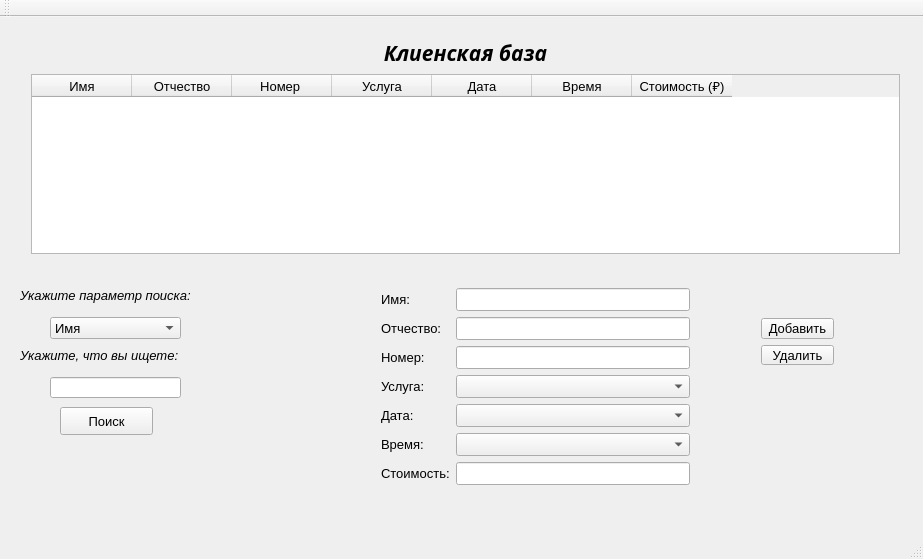
Old version of the form Final_Version_CourceWork/mainwindow.ui in the repository Spooxion/-hairdresser_search_system.
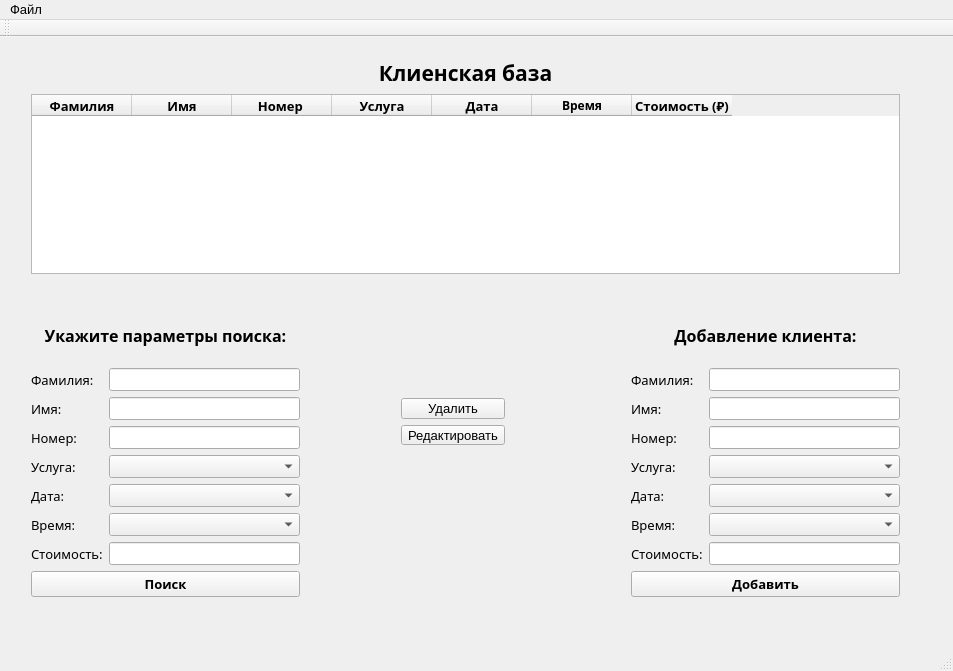
New version of the form.

Commit message: Add Menu. Work with time.

```diff
--- a/Final_Version_CourceWork/mainwindow.ui
+++ b/Final_Version_CourceWork/mainwindow.ui
@@ -6,8 +6,8 @@
    <rect>
     <x>0</x>
     <y>0</y>
-    <width>923</width>
-    <height>559</height>
+    <width>953</width>
+    <height>671</height>
    </rect>
   </property>
   <property name="font">
@@ -22,98 +22,6 @@
    <bool>false</bool>
   </property>
   <widget class="QWidget" name="centralWidget">
-   <widget class="QComboBox" name="comboBox_serch">
-    <property name="geometry">
-     <rect>
-      <x>50</x>
-      <y>300</y>
-      <width>131</width>
-      <height>22</height>
-     </rect>
-    </property>
-    <item>
-     <property name="text">
-      <string>Имя</string>
-     </property>
-    </item>
-    <item>
-     <property name="text">
-      <string>Отчество</string>
-     </property>
-    </item>
-    <item>
-     <property name="text">
-      <string>Номер телефона</string>
-     </property>
-    </item>
-    <item>
-     <property name="text">
-      <string>Услуга</string>
-     </property>
-    </item>
-    <item>
-     <property name="text">
-      <string>Дата</string>
-     </property>
-    </item>
-    <item>
-     <property name="text">
-      <string>Время</string>
-     </property>
-    </item>
-    <item>
-     <property name="text">
-      <string>Стоимость</string>
-     </property>
-    </item>
-   </widget>
-   <widget class="QLabel" name="label_7">
-    <property name="geometry">
-     <rect>
-      <x>20</x>
-      <y>270</y>
-      <width>221</width>
-      <height>16</height>
-     </rect>
-    </property>
-    <property name="font">
-     <font>
-      <pointsize>10</pointsize>
-      <weight>50</weight>
-      <italic>true</italic>
-      <bold>false</bold>
-     </font>
-    </property>
-    <property name="text">
-     <string>Укажите параметр поиска:</string>
-    </property>
-   </widget>
-   <widget class="QWidget" name="layoutWidget">
-    <property name="geometry">
-     <rect>
-      <x>750</x>
-      <y>290</y>
-      <width>95</width>
-      <height>69</height>
-     </rect>
-    </property>
-    <layout class="QVBoxLayout" name="verticalLayout_2">
-     <item>
-      <widget class="QPushButton" name="pushButton">
-       <property name="text">
-        <string>Добавить</string>
-       </property>
-      </widget>
-     </item>
-     <item>
-      <widget class="QPushButton" name="pushButton_2">
-       <property name="text">
-        <string>Удалить</string>
-       </property>
-      </widget>
-     </item>
-    </layout>
-   </widget>
    <widget class="QWidget" name="layoutWidget">
     <property name="geometry">
      <rect>
@@ -131,7 +39,7 @@
          <family>Sitka Banner</family>
          <pointsize>16</pointsize>
          <weight>75</weight>
-         <italic>true</italic>
+         <italic>false</italic>
          <bold>true</bold>
         </font>
        </property>
@@ -150,38 +58,88 @@
       <widget class="QTableWidget" name="tableWidget">
        <column>
         <property name="text">
-         <string>Имя</string>
+         <string>Фамилия</string>
+        </property>
+        <property name="font">
+         <font>
+          <family>Sitka Text</family>
+          <weight>75</weight>
+          <bold>true</bold>
+         </font>
         </property>
        </column>
        <column>
         <property name="text">
-         <string>Отчество</string>
+         <string>Имя</string>
+        </property>
+        <property name="font">
+         <font>
+          <family>Sitka Text</family>
+          <weight>75</weight>
+          <bold>true</bold>
+         </font>
         </property>
        </column>
        <column>
         <property name="text">
          <string>Номер </string>
         </property>
+        <property name="font">
+         <font>
+          <family>Sitka Text</family>
+          <weight>75</weight>
+          <bold>true</bold>
+         </font>
+        </property>
        </column>
        <column>
         <property name="text">
          <string>Услуга</string>
         </property>
+        <property name="font">
+         <font>
+          <family>Sitka Text</family>
+          <weight>75</weight>
+          <bold>true</bold>
+         </font>
+        </property>
        </column>
        <column>
         <property name="text">
          <string>Дата</string>
         </property>
+        <property name="font">
+         <font>
+          <family>Sitka Text</family>
+          <weight>75</weight>
+          <bold>true</bold>
+         </font>
+        </property>
        </column>
        <column>
         <property name="text">
          <string>Время</string>
         </property>
+        <property name="font">
+         <font>
+          <family>Sitka Text</family>
+          <pointsize>9</pointsize>
+          <weight>75</weight>
+          <bold>true</bold>
+         </font>
+        </property>
        </column>
        <column>
         <property name="text">
          <string>Cтоимость (₽)</string>
         </property>
+        <property name="font">
+         <font>
+          <family>Sitka Text</family>
+          <weight>75</weight>
+          <bold>true</bold>
+         </font>
+        </property>
        </column>
       </widget>
      </item>
@@ -190,17 +148,45 @@
    <widget class="QWidget" name="layoutWidget">
     <property name="geometry">
      <rect>
-      <x>370</x>
+      <x>620</x>
       <y>260</y>
-      <width>331</width>
-      <height>233</height>
+      <width>291</width>
+      <height>311</height>
      </rect>
     </property>
+    <layout class="QVBoxLayout" name="verticalLayout_3">
+     <item>
+      <widget class="QLabel" name="label_17">
+       <property name="font">
+        <font>
+         <family>Sitka Banner</family>
+         <pointsize>12</pointsize>
+         <weight>75</weight>
+         <bold>true</bold>
+        </font>
+       </property>
+       <property name="layoutDirection">
+        <enum>Qt::LeftToRight</enum>
+       </property>
+       <property name="text">
+        <string>Добавление клиента:</string>
+       </property>
+       <property name="alignment">
+        <set>Qt::AlignCenter</set>
+       </property>
+      </widget>
+     </item>
+     <item>
     <layout class="QFormLayout" name="formLayout">
      <item row="0" column="0">
       <widget class="QLabel" name="label_3">
+         <property name="font">
+          <font>
+           <family>Sitka Text</family>
+          </font>
+         </property>
        <property name="text">
-        <string>Имя:</string>
+          <string>Фамилия:</string>
        </property>
       </widget>
      </item>
@@ -209,8 +195,13 @@
      </item>
      <item row="1" column="0">
       <widget class="QLabel" name="label_4">
+         <property name="font">
+          <font>
+           <family>Sitka Text</family>
+          </font>
+         </property>
        <property name="text">
-        <string>Отчество:</string>
+          <string>Имя:</string>
        </property>
       </widget>
      </item>
@@ -219,6 +210,11 @@
      </item>
      <item row="2" column="0">
       <widget class="QLabel" name="label_5">
+         <property name="font">
+          <font>
+           <family>Sitka Text</family>
+          </font>
+         </property>
        <property name="text">
         <string>Номер:</string>
        </property>
@@ -229,6 +225,11 @@
      </item>
      <item row="3" column="0">
       <widget class="QLabel" name="label_6">
+         <property name="font">
+          <font>
+           <family>Sitka Text</family>
+          </font>
+         </property>
        <property name="text">
         <string>Услуга:</string>
        </property>
@@ -270,6 +271,11 @@
      </item>
      <item row="4" column="0">
       <widget class="QLabel" name="label_9">
+         <property name="font">
+          <font>
+           <family>Sitka Text</family>
+          </font>
+         </property>
        <property name="text">
         <string>Дата:</string>
        </property>
@@ -280,6 +286,11 @@
      </item>
      <item row="5" column="0">
       <widget class="QLabel" name="label_10">
+         <property name="font">
+          <font>
+           <family>Sitka Text</family>
+          </font>
+         </property>
        <property name="text">
         <string>Время:</string>
        </property>
@@ -290,6 +301,11 @@
      </item>
      <item row="6" column="0">
       <widget class="QLabel" name="label_2">
+         <property name="font">
+          <font>
+           <family>Sitka Text</family>
+          </font>
+         </property>
        <property name="text">
         <string>Стоимость:</string>
        </property>
@@ -298,59 +314,260 @@
      <item row="6" column="1">
       <widget class="QLineEdit" name="lineEdit_cost"/>
      </item>
-    </layout>
+       <item row="7" column="0" colspan="2">
+        <widget class="QPushButton" name="pushButton">
+         <property name="font">
+          <font>
+           <family>Sitka Subheading</family>
+           <weight>75</weight>
+           <bold>true</bold>
+          </font>
+         </property>
+         <property name="text">
+          <string>Добавить</string>
+         </property>
+        </widget>
+       </item>
+      </layout>
+     </item>
+    </layout>
    </widget>
-   <widget class="QLineEdit" name="lineEdit_serch">
+   <widget class="QWidget" name="layoutWidget">
     <property name="geometry">
      <rect>
-      <x>50</x>
-      <y>360</y>
-      <width>131</width>
-      <height>21</height>
+      <x>20</x>
+      <y>260</y>
+      <width>291</width>
+      <height>311</height>
      </rect>
     </property>
-   </widget>
+    <layout class="QVBoxLayout" name="verticalLayout_2">
+     <item>
+      <widget class="QLabel" name="label_7">
+       <property name="font">
+        <font>
+         <family>Sitka Banner</family>
+         <pointsize>12</pointsize>
+         <weight>75</weight>
+         <italic>false</italic>
+         <bold>true</bold>
+        </font>
+       </property>
+       <property name="text">
+        <string>Укажите параметры поиска:</string>
+       </property>
+       <property name="alignment">
+        <set>Qt::AlignCenter</set>
+       </property>
+      </widget>
+     </item>
+     <item>
+      <layout class="QFormLayout" name="formLayout_2">
+       <item row="0" column="0">
    <widget class="QLabel" name="label_8">
-    <property name="geometry">
-     <rect>
-      <x>20</x>
-      <y>330</y>
-      <width>201</width>
-      <height>16</height>
-     </rect>
-    </property>
+         <property name="font">
+          <font>
+           <family>Sitka Text</family>
+          </font>
+         </property>
+         <property name="text">
+          <string>Фамилия:</string>
+         </property>
+        </widget>
+       </item>
+       <item row="0" column="1">
+        <widget class="QLineEdit" name="lineEdit_firstname_2"/>
+       </item>
+       <item row="1" column="0">
+        <widget class="QLabel" name="label_11">
     <property name="font">
      <font>
-      <italic>true</italic>
+           <family>Sitka Text</family>
      </font>
     </property>
     <property name="text">
-     <string>Укажите, что вы ищете:</string>
-    </property>
-   </widget>
+          <string>Имя:</string>
+         </property>
+        </widget>
+       </item>
+       <item row="1" column="1">
+        <widget class="QLineEdit" name="lineEdit_thirdname_2"/>
+       </item>
+       <item row="2" column="0">
+        <widget class="QLabel" name="label_12">
+         <property name="font">
+          <font>
+           <family>Sitka Text</family>
+          </font>
+         </property>
+         <property name="text">
+          <string>Номер:</string>
+         </property>
+        </widget>
+       </item>
+       <item row="2" column="1">
+        <widget class="QLineEdit" name="lineEdit_number_2"/>
+       </item>
+       <item row="3" column="0">
+        <widget class="QLabel" name="label_13">
+         <property name="font">
+          <font>
+           <family>Sitka Text</family>
+          </font>
+         </property>
+         <property name="text">
+          <string>Услуга:</string>
+         </property>
+        </widget>
+       </item>
+       <item row="4" column="0">
+        <widget class="QLabel" name="label_14">
+         <property name="font">
+          <font>
+           <family>Sitka Text</family>
+          </font>
+         </property>
+         <property name="text">
+          <string>Дата:</string>
+         </property>
+        </widget>
+       </item>
+       <item row="4" column="1">
+        <widget class="QComboBox" name="comboBox_data_2"/>
+       </item>
+       <item row="5" column="0">
+        <widget class="QLabel" name="label_15">
+         <property name="font">
+          <font>
+           <family>Sitka Subheading</family>
+          </font>
+         </property>
+         <property name="text">
+          <string>Время:</string>
+         </property>
+        </widget>
+       </item>
+       <item row="5" column="1">
+        <widget class="QComboBox" name="comboBox_time_2"/>
+       </item>
+       <item row="6" column="0">
+        <widget class="QLabel" name="label_16">
+         <property name="font">
+          <font>
+           <family>Sitka Text</family>
+          </font>
+         </property>
+         <property name="text">
+          <string>Стоимость:</string>
+         </property>
+        </widget>
+       </item>
+       <item row="6" column="1">
+        <widget class="QLineEdit" name="lineEdit_cost_2"/>
+       </item>
+       <item row="7" column="0" colspan="2">
    <widget class="QPushButton" name="pushButton_3">
-    <property name="geometry">
-     <rect>
-      <x>60</x>
-      <y>390</y>
-      <width>93</width>
-      <height>28</height>
-     </rect>
+         <property name="font">
+          <font>
+           <family>Sitka Subheading</family>
+           <weight>75</weight>
+           <bold>true</bold>
+          </font>
     </property>
     <property name="text">
      <string>Поиск</string>
     </property>
    </widget>
+       </item>
+       <item row="3" column="1">
+        <widget class="QComboBox" name="comboBox_lastservice_2">
+         <item>
+          <property name="text">
+           <string/>
+          </property>
+         </item>
+         <item>
+          <property name="text">
+           <string>Муж. стрижка </string>
+          </property>
+         </item>
+         <item>
+          <property name="text">
+           <string>Жен. стрижка</string>
+          </property>
+         </item>
+         <item>
+          <property name="text">
+           <string>Прическа</string>
+          </property>
+         </item>
+         <item>
+          <property name="text">
+           <string>Укладка</string>
+          </property>
+         </item>
+         <item>
+          <property name="text">
+           <string>Лечение волос</string>
+          </property>
+         </item>
+         <item>
+          <property name="text">
+           <string>Окрашивание</string>
+          </property>
+         </item>
+        </widget>
+       </item>
+      </layout>
+     </item>
+    </layout>
+   </widget>
+   <widget class="QWidget" name="layoutWidget">
+    <property name="geometry">
+     <rect>
+      <x>390</x>
+      <y>350</y>
+      <width>126</width>
+      <height>69</height>
+     </rect>
+    </property>
+    <layout class="QVBoxLayout" name="verticalLayout_4">
+     <item>
+      <widget class="QPushButton" name="pushButton_2">
+       <property name="text">
+        <string>Удалить</string>
+       </property>
+      </widget>
+     </item>
+     <item>
+      <widget class="QPushButton" name="pushButton_edit_client">
+       <property name="text">
+        <string>Редактировать</string>
+       </property>
+      </widget>
+     </item>
+    </layout>
+   </widget>
   </widget>
   <widget class="QMenuBar" name="menuBar">
    <property name="geometry">
     <rect>
      <x>0</x>
      <y>0</y>
-     <width>923</width>
+     <width>953</width>
      <height>26</height>
     </rect>
    </property>
+   <widget class="QMenu" name="menu">
+    <property name="title">
+     <string>Файл</string>
+    </property>
+    <addaction name="action_save"/>
+    <addaction name="action_save_as"/>
+    <addaction name="action_open"/>
+    <addaction name="action_close"/>
+   </widget>
+   <addaction name="menu"/>
   </widget>
   <widget class="QToolBar" name="mainToolBar">
    <attribute name="toolBarArea">
```
Left out of the diff: 42 changed lines with no effect on the pictures. Lines whose indentation alone changed are shown as unchanged. The commit also changes 9 other files.
